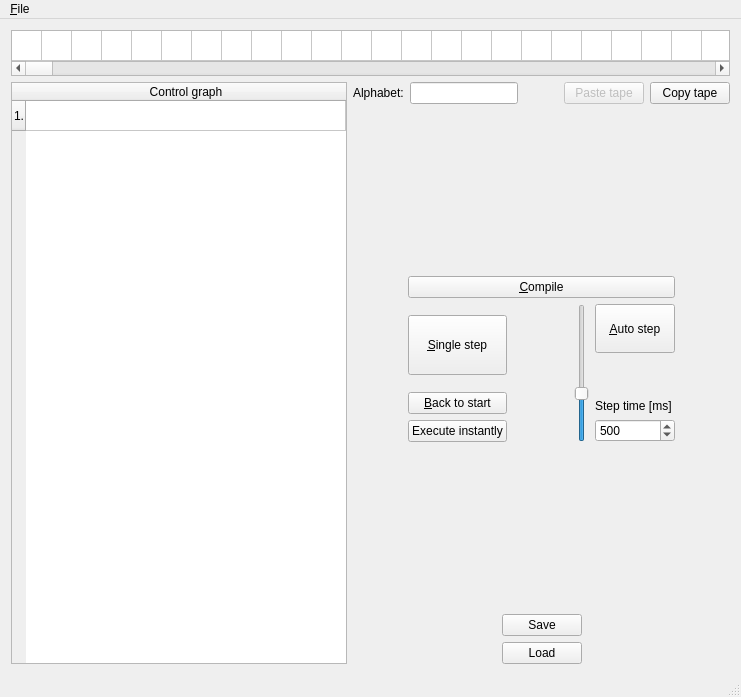
saleph/turing_machine, file TuringMachineGUI/TMMainWindow.ui: the form before one commit.
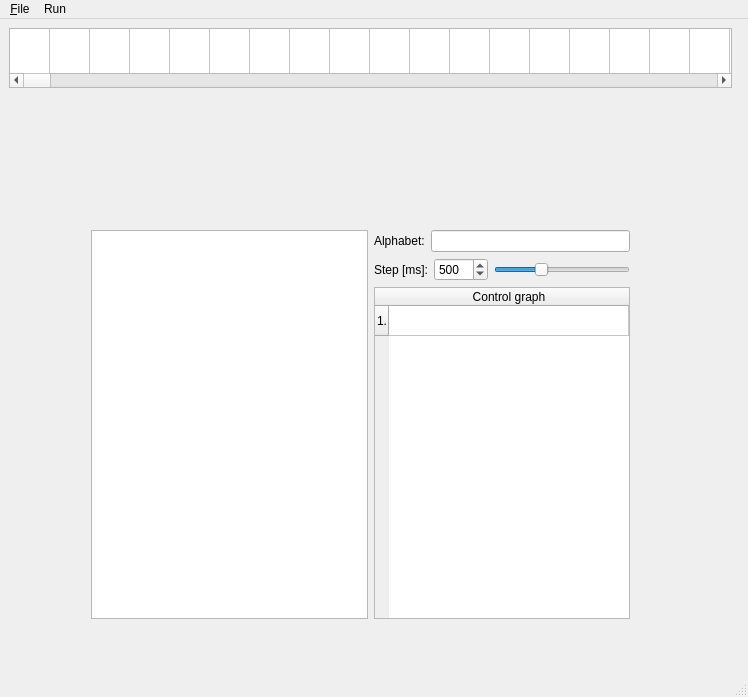
The form after the commit. Custom widgets are drawn as their Qt base class.

```diff
--- a/TuringMachineGUI/TMMainWindow.ui
+++ b/TuringMachineGUI/TMMainWindow.ui
@@ -6,7 +6,7 @@
    <rect>
     <x>0</x>
     <y>0</y>
-    <width>741</width>
+    <width>748</width>
     <height>697</height>
    </rect>
   </property>
@@ -14,9 +14,15 @@
    <string>Turing Machine Simulator</string>
   </property>
   <widget class="QWidget" name="centralWidget">
-   <layout class="QVBoxLayout" name="verticalLayout_5">
-    <item>
      <widget class="QTableWidget" name="tapeWidget">
+    <property name="geometry">
+     <rect>
+      <x>9</x>
+      <y>9</y>
+      <width>723</width>
+      <height>60</height>
+     </rect>
+    </property>
       <property name="sizePolicy">
        <sizepolicy hsizetype="Expanding" vsizetype="Fixed">
         <horstretch>0</horstretch>
@@ -26,7 +32,7 @@
       <property name="minimumSize">
        <size>
         <width>0</width>
-        <height>46</height>
+      <height>60</height>
        </size>
       </property>
       <property name="maximumSize">
@@ -35,6 +41,11 @@
         <height>46</height>
        </size>
       </property>
+    <property name="font">
+     <font>
+      <pointsize>20</pointsize>
+     </font>
+    </property>
       <property name="sizeAdjustPolicy">
        <enum>QAbstractScrollArea::AdjustToContentsOnFirstShow</enum>
       </property>
@@ -48,16 +59,19 @@
        <bool>false</bool>
       </attribute>
       <attribute name="horizontalHeaderDefaultSectionSize">
-       <number>30</number>
+     <number>35</number>
       </attribute>
       <attribute name="horizontalHeaderMinimumSectionSize">
-       <number>30</number>
+     <number>35</number>
       </attribute>
       <attribute name="verticalHeaderVisible">
        <bool>false</bool>
       </attribute>
+    <attribute name="verticalHeaderDefaultSectionSize">
+     <number>45</number>
+    </attribute>
       <attribute name="verticalHeaderMinimumSectionSize">
-       <number>30</number>
+     <number>45</number>
       </attribute>
       <row>
        <property name="text">
@@ -1070,78 +1084,30 @@
       <column/>
       <column/>
      </widget>
-    </item>
-    <item>
+   <widget class="QWidget" name="horizontalLayoutWidget_2">
+    <property name="geometry">
+     <rect>
+      <x>80</x>
+      <y>200</y>
+      <width>561</width>
+      <height>411</height>
+     </rect>
+    </property>
      <layout class="QHBoxLayout" name="horizontalLayout">
       <item>
-       <widget class="GraphTableWidget" name="graphWidget">
+      <widget class="QTextEdit" name="textEdit">
         <property name="sizePolicy">
          <sizepolicy hsizetype="Expanding" vsizetype="Expanding">
-          <horstretch>1</horstretch>
+         <horstretch>2</horstretch>
           <verstretch>0</verstretch>
          </sizepolicy>
         </property>
-        <property name="minimumSize">
-         <size>
-          <width>250</width>
-          <height>100</height>
-         </size>
-        </property>
-        <property name="maximumSize">
-         <size>
-          <width>450</width>
-          <height>16777215</height>
-         </size>
-        </property>
-        <property name="baseSize">
-         <size>
-          <width>0</width>
-          <height>0</height>
-         </size>
-        </property>
-        <property name="focusPolicy">
-         <enum>Qt::WheelFocus</enum>
-        </property>
-        <property name="selectionMode">
-         <enum>QAbstractItemView::SingleSelection</enum>
-        </property>
-        <property name="rowCount">
-         <number>1</number>
-        </property>
-        <attribute name="horizontalHeaderCascadingSectionResizes">
-         <bool>false</bool>
-        </attribute>
-        <attribute name="horizontalHeaderDefaultSectionSize">
-         <number>50</number>
-        </attribute>
-        <attribute name="horizontalHeaderHighlightSections">
-         <bool>false</bool>
-        </attribute>
-        <attribute name="horizontalHeaderMinimumSectionSize">
-         <number>50</number>
-        </attribute>
-        <attribute name="horizontalHeaderShowSortIndicator" stdset="0">
-         <bool>false</bool>
-        </attribute>
-        <attribute name="horizontalHeaderStretchLastSection">
-         <bool>true</bool>
-        </attribute>
-        <row>
-         <property name="text">
-          <string>1.</string>
-         </property>
-        </row>
-        <column>
-         <property name="text">
-          <string>Control graph</string>
-         </property>
-        </column>
        </widget>
       </item>
       <item>
        <layout class="QVBoxLayout" name="verticalLayout">
         <item>
-         <layout class="QHBoxLayout" name="horizontalLayout_2">
+        <layout class="QHBoxLayout" name="alphabetLayout">
           <item>
            <widget class="QLabel" name="alphabetLabel">
             <property name="text">
@@ -1168,58 +1134,34 @@
             </property>
            </widget>
           </item>
-          <item>
-           <spacer name="horizontalSpacer_3">
-            <property name="orientation">
-             <enum>Qt::Horizontal</enum>
-            </property>
-            <property name="sizeHint" stdset="0">
-             <size>
-              <width>40</width>
-              <height>20</height>
-             </size>
-            </property>
-           </spacer>
+        </layout>
           </item>
           <item>
-           <layout class="QHBoxLayout" name="horizontalLayout_4">
+        <layout class="QHBoxLayout" name="stepTimeLayout">
             <item>
-             <widget class="QPushButton" name="pasteTapeButton">
-              <property name="enabled">
-               <bool>false</bool>
-              </property>
+          <widget class="QLabel" name="stepTimeLabel">
               <property name="text">
-               <string>Paste tape</string>
+            <string>Step [ms]:</string>
               </property>
              </widget>
             </item>
             <item>
-             <widget class="QPushButton" name="copyTapeButton">
-              <property name="text">
-               <string>Copy tape</string>
-              </property>
-             </widget>
-            </item>
-           </layout>
-          </item>
-         </layout>
-        </item>
-        <item>
-         <spacer name="verticalSpacer">
-          <property name="orientation">
-           <enum>Qt::Vertical</enum>
-          </property>
-          <property name="sizeHint" stdset="0">
-           <size>
-            <width>20</width>
-            <height>40</height>
-           </size>
-          </property>
-         </spacer>
+          <widget class="QSpinBox" name="stepTimeSpinBox">
+           <property name="minimum">
+            <number>1</number>
+           </property>
+           <property name="maximum">
+            <number>1500</number>
+           </property>
+           <property name="singleStep">
+            <number>100</number>
+           </property>
+           <property name="value">
+            <number>500</number>
+           </property>
+          </widget>
         </item>
         <item>
-         <layout class="QGridLayout" name="gridLayout">
-          <item row="1" column="3">
            <widget class="QSlider" name="stepTimeSlider">
             <property name="minimum">
              <number>1</number>
@@ -1240,269 +1182,103 @@
              <bool>true</bool>
             </property>
             <property name="orientation">
-             <enum>Qt::Vertical</enum>
+            <enum>Qt::Horizontal</enum>
             </property>
             <property name="tickInterval">
              <number>0</number>
             </property>
            </widget>
           </item>
-          <item row="1" column="1">
-           <layout class="QVBoxLayout" name="verticalLayout_4">
-            <item>
-             <spacer name="verticalSpacer_3">
-              <property name="orientation">
-               <enum>Qt::Vertical</enum>
-              </property>
-              <property name="sizeHint" stdset="0">
-               <size>
-                <width>20</width>
-                <height>10</height>
-               </size>
-              </property>
-             </spacer>
-            </item>
-            <item>
-             <widget class="QPushButton" name="singleStepButton">
-              <property name="minimumSize">
-               <size>
-                <width>0</width>
-                <height>60</height>
-               </size>
-              </property>
-              <property name="text">
-               <string>&amp;Single step</string>
-              </property>
-              <property name="iconSize">
-               <size>
-                <width>16</width>
-                <height>16</height>
-               </size>
-              </property>
-             </widget>
-            </item>
-            <item>
-             <spacer name="verticalSpacer_5">
-              <property name="orientation">
-               <enum>Qt::Vertical</enum>
-              </property>
-              <property name="sizeHint" stdset="0">
-               <size>
-                <width>20</width>
-                <height>10</height>
-               </size>
-              </property>
-             </spacer>
-            </item>
-            <item>
-             <widget class="QPushButton" name="backToStartButton">
-              <property name="text">
-               <string>&amp;Back to start</string>
-              </property>
-             </widget>
-            </item>
-            <item>
-             <widget class="QPushButton" name="executeButton">
-              <property name="text">
-               <string>Execute instantly</string>
-              </property>
-             </widget>
-            </item>
-           </layout>
-          </item>
-          <item row="1" column="4">
-           <layout class="QVBoxLayout" name="verticalLayout_2">
+        </layout>
+       </item>
             <item>
-             <widget class="QPushButton" name="autoStepButton">
+        <widget class="GraphTableWidget" name="graphWidget">
               <property name="sizePolicy">
-               <sizepolicy hsizetype="Minimum" vsizetype="Preferred">
-                <horstretch>0</horstretch>
-                <verstretch>3</verstretch>
-               </sizepolicy>
-              </property>
+          <sizepolicy hsizetype="Expanding" vsizetype="Expanding">
+           <horstretch>1</horstretch>
+           <verstretch>0</verstretch>
+          </sizepolicy>
+         </property>
+         <property name="minimumSize">
+          <size>
+           <width>250</width>
+           <height>100</height>
+          </size>
+         </property>
               <property name="maximumSize">
                <size>
-                <width>16777215</width>
-                <height>60</height>
-               </size>
-              </property>
-              <property name="text">
-               <string>&amp;Auto step</string>
-              </property>
-              <property name="checkable">
-               <bool>true</bool>
-              </property>
-              <property name="autoDefault">
-               <bool>false</bool>
-              </property>
-              <property name="default">
-               <bool>false</bool>
-              </property>
-              <property name="flat">
-               <bool>false</bool>
-              </property>
-             </widget>
-            </item>
-            <item>
-             <spacer name="verticalSpacer_2">
-              <property name="orientation">
-               <enum>Qt::Vertical</enum>
-              </property>
-              <property name="sizeHint" stdset="0">
+           <width>450</width>
+           <height>16777215</height>
+          </size>
+         </property>
+         <property name="baseSize">
                <size>
-                <width>20</width>
-                <height>40</height>
-               </size>
-              </property>
-             </spacer>
-            </item>
-            <item>
-             <widget class="QLabel" name="stepTimeLabel">
-              <property name="text">
-               <string>Step time [ms]</string>
-              </property>
-             </widget>
-            </item>
-            <item>
-             <widget class="QSpinBox" name="stepTimeSpinBox">
-              <property name="minimum">
+           <width>0</width>
+           <height>0</height>
+          </size>
+         </property>
+         <property name="focusPolicy">
+          <enum>Qt::WheelFocus</enum>
+         </property>
+         <property name="selectionMode">
+          <enum>QAbstractItemView::SingleSelection</enum>
+         </property>
+         <property name="rowCount">
                <number>1</number>
               </property>
-              <property name="maximum">
-               <number>1500</number>
-              </property>
-              <property name="singleStep">
-               <number>100</number>
-              </property>
-              <property name="value">
-               <number>500</number>
-              </property>
-             </widget>
-            </item>
-           </layout>
-          </item>
-          <item row="1" column="2">
-           <spacer name="horizontalSpacer_4">
-            <property name="orientation">
-             <enum>Qt::Horizontal</enum>
-            </property>
-            <property name="sizeHint" stdset="0">
-             <size>
-              <width>40</width>
-              <height>20</height>
-             </size>
-            </property>
-           </spacer>
-          </item>
-          <item row="0" column="1" colspan="4">
-           <widget class="QPushButton" name="compileButton">
+         <attribute name="horizontalHeaderCascadingSectionResizes">
+          <bool>false</bool>
+         </attribute>
+         <attribute name="horizontalHeaderDefaultSectionSize">
+          <number>50</number>
+         </attribute>
+         <attribute name="horizontalHeaderHighlightSections">
+          <bool>false</bool>
+         </attribute>
+         <attribute name="horizontalHeaderMinimumSectionSize">
+          <number>50</number>
+         </attribute>
+         <attribute name="horizontalHeaderShowSortIndicator" stdset="0">
+          <bool>false</bool>
+         </attribute>
+         <attribute name="horizontalHeaderStretchLastSection">
+          <bool>true</bool>
+         </attribute>
+         <row>
+          <property name="text">
+           <string>1.</string>
+          </property>
+         </row>
+         <column>
             <property name="text">
-             <string>&amp;Compile</string>
-            </property>
-           </widget>
-          </item>
-          <item row="0" column="0" rowspan="2">
-           <spacer name="horizontalSpacer_5">
-            <property name="orientation">
-             <enum>Qt::Horizontal</enum>
-            </property>
-            <property name="sizeHint" stdset="0">
-             <size>
-              <width>40</width>
-              <height>20</height>
-             </size>
-            </property>
-           </spacer>
-          </item>
-          <item row="0" column="5" rowspan="2">
-           <spacer name="horizontalSpacer_6">
-            <property name="orientation">
-             <enum>Qt::Horizontal</enum>
-            </property>
-            <property name="sizeHint" stdset="0">
-             <size>
-              <width>40</width>
-              <height>20</height>
-             </size>
-            </property>
-           </spacer>
-          </item>
-         </layout>
-        </item>
-        <item>
-         <spacer name="verticalSpacer_4">
-          <property name="orientation">
-           <enum>Qt::Vertical</enum>
-          </property>
-          <property name="sizeHint" stdset="0">
-           <size>
-            <width>20</width>
-            <height>40</height>
-           </size>
-          </property>
-         </spacer>
-        </item>
-        <item>
-         <layout class="QHBoxLayout" name="horizontalLayout_3">
-          <item>
-           <spacer name="horizontalSpacer_2">
-            <property name="orientation">
-             <enum>Qt::Horizontal</enum>
-            </property>
-            <property name="sizeHint" stdset="0">
-             <size>
-              <width>40</width>
-              <height>20</height>
-             </size>
-            </property>
-           </spacer>
-          </item>
-          <item>
-           <layout class="QVBoxLayout" name="verticalLayout_3">
-            <item>
-             <widget class="QPushButton" name="saveButton">
-              <property name="text">
-               <string>Save</string>
-              </property>
-             </widget>
-            </item>
-            <item>
-             <widget class="QPushButton" name="loadButton">
-              <property name="text">
-               <string>Load</string>
-              </property>
-             </widget>
-            </item>
-           </layout>
-          </item>
-          <item>
-           <spacer name="horizontalSpacer">
-            <property name="orientation">
-             <enum>Qt::Horizontal</enum>
-            </property>
-            <property name="sizeHint" stdset="0">
-             <size>
-              <width>40</width>
-              <height>20</height>
-             </size>
-            </property>
-           </spacer>
-          </item>
-         </layout>
-        </item>
-       </layout>
-      </item>
-     </layout>
-    </item>
-   </layout>
+           <string>Control graph</string>
+          </property>
+         </column>
+        </widget>
+       </item>
+      </layout>
+     </item>
+    </layout>
+   </widget>
+   <widget class="QWidget" name="horizontalLayoutWidget_3">
+    <property name="geometry">
+     <rect>
+      <x>90</x>
+      <y>100</y>
+      <width>611</width>
+      <height>80</height>
+     </rect>
+    </property>
+    <layout class="QHBoxLayout" name="horizontalLayout_2"/>
+   </widget>
   </widget>
   <widget class="QMenuBar" name="menuBar">
    <property name="geometry">
     <rect>
      <x>0</x>
      <y>0</y>
-     <width>741</width>
-     <height>22</height>
+     <width>748</width>
+     <height>25</height>
     </rect>
    </property>
    <widget class="QMenu" name="menu_File">
@@ -1513,7 +1289,19 @@
     <addaction name="action_Save"/>
     <addaction name="actionSave_as"/>
    </widget>
+   <widget class="QMenu" name="menuRun">
+    <property name="title">
+     <string>Run</string>
+    </property>
+    <addaction name="actionCompile"/>
+    <addaction name="separator"/>
+    <addaction name="actionBack_to_start"/>
+    <addaction name="actionExecute_instantly"/>
+    <addaction name="actionSingle_step"/>
+    <addaction name="actionAuto_step"/>
+   </widget>
    <addaction name="menu_File"/>
+   <addaction name="menuRun"/>
   </widget>
   <widget class="QStatusBar" name="statusBar">
    <property name="accessibleName">
```
Left out of the diff: 34 changed lines with no effect on the pictures. Lines whose indentation alone changed are shown as unchanged.
